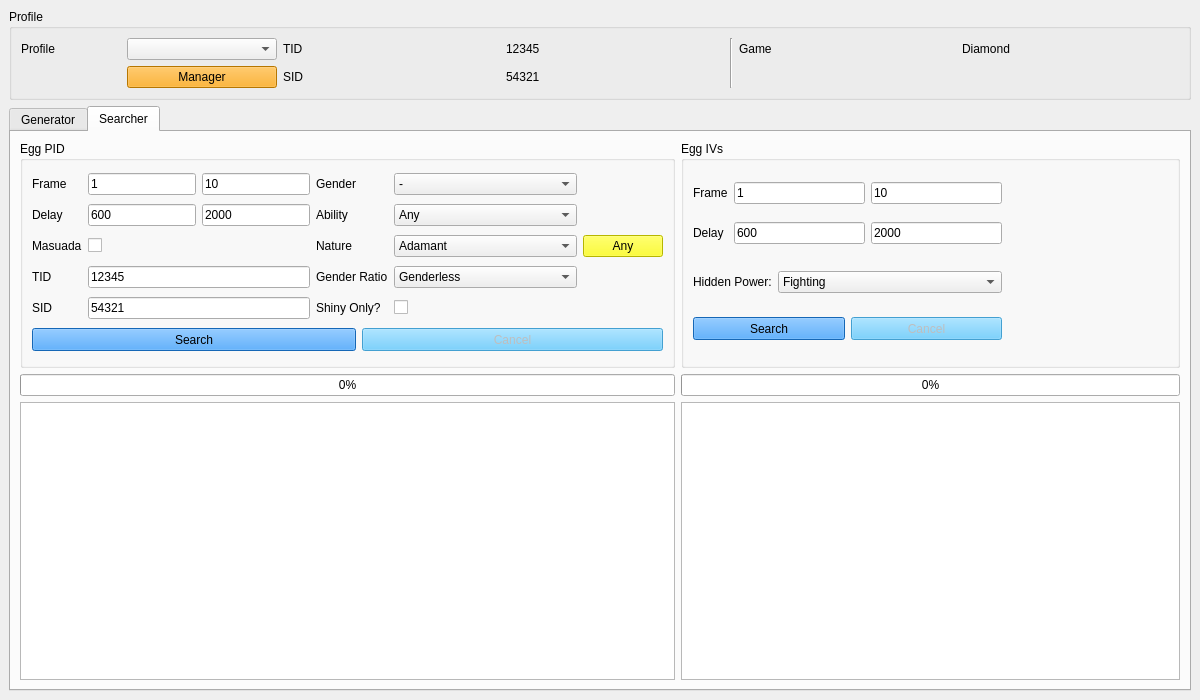
The window that Forms/Gen4/Eggs4.ui (Admiral-Fish/PokeFinder) describes before a commit, drawn with Qt 5.
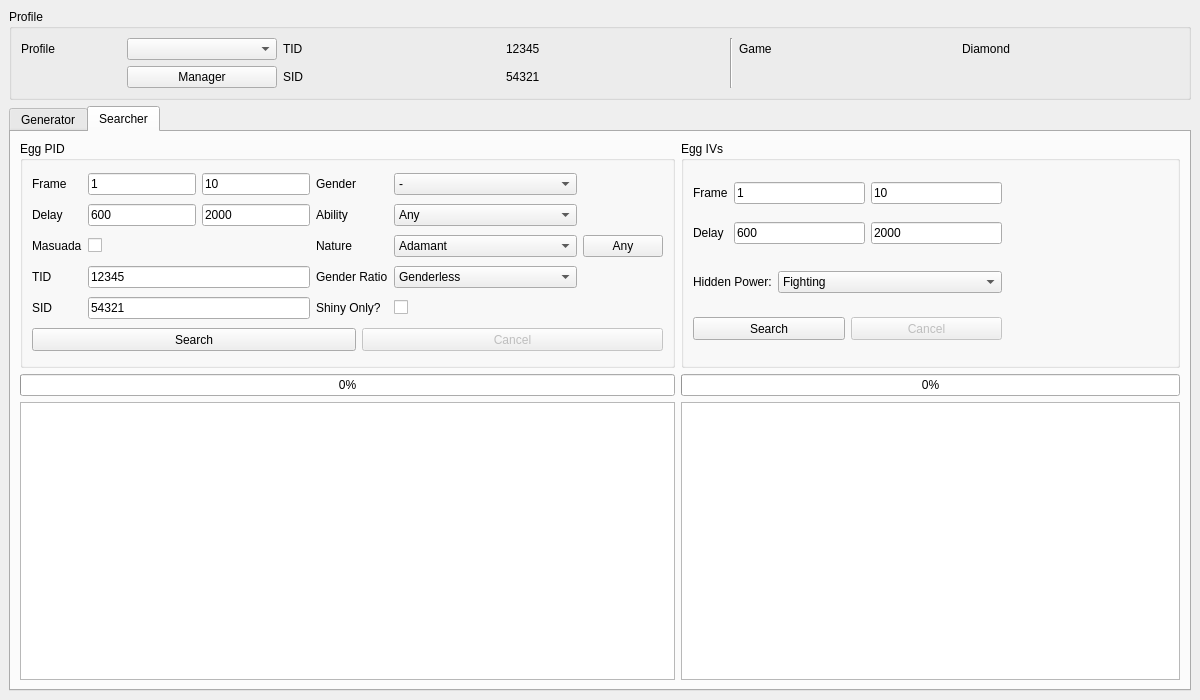
The same window after the commit. The open tabs and pages were chosen to show the change. Custom widgets are drawn as their Qt base class.

```diff
--- a/Forms/Gen4/Eggs4.ui
+++ b/Forms/Gen4/Eggs4.ui
@@ -19,145 +19,6 @@
   <property name="windowTitle">
    <string>Gen 4 Eggs</string>
   </property>
-  <property name="styleSheet">
-   <string notr="true">.QTabWidget &gt;  QWidget &gt; QWidget {
-	background-color: #E6E6E6;
-}
-
-QTabBar::tab {
-	color: black;
-	background-color: #A1ABB3;
-	font-family: &quot;Myriad Pro&quot;;
-	width: 150px;
-}
-
-QTabBar::tab:selected {
-	color: white;
-	background-color: #1D303C;
-}
-
-QCheckBox::indicator {
-	border: 2px solid white;
-	border-radius: 3px;
-	height: 10px;
-	width: 10px;
-}
-
-QCheckBox::indicator:unchecked {
-	background-color: #274050;
-}
-
-QCheckBox::indicator:checked {
-	background-color: white;
-}
-
-QTableView {
-	border: 4px solid DodgerBlue;
-}
-
-QHeaderView::section {
-	border: none;
-	background-color: #274050;
-	padding-top: 3px;
-	padding-bottom: 3px;
-	color: white;
-}
-
-QLineEdit {
-	qproperty-alignment: AlignCenter;
-	background-color: #1D303C;
-	border:none;
-	border-radius: 6px;
-	color: white;
-}
-
-QGroupBox {
-	background-color: #274050;
-	border-radius: 10px;
-	margin-top: 7px;
-	font-family: &quot;Myriad Pro&quot;, Montserrat;
-	font-weight: 500;
-}
-
-.QGroupBox * {
-	font-family: &quot;Myriad Pro&quot;, Montserrat;
-	font-weight: 500;
-}
-
-QComboBox {
-	background-color: #1D303C;
-	border: none;
-	border-radius: 6px;
-	color: white;
-	padding-left: 13px;
-}
-
-QComboBox QListView{
-	color: white;
-	background-color: #1D303C;
-	border:1px solid black;
-	padding-left: 3px;
-}
-
-QComboBox::item:alternate {
-	background: #1D303C;
-}
-
-QComboBox::item:selected {
-	border: 1px solid transparent;
-	background: #003941;
-}
-
-QComboBox::indicator{
-	background-color:transparent;
-	selection-background-color:transparent;
-	color:transparent;
-	selection-color:transparent;
-}
-
-QComboBox::editable {
-	background-color: #1D303C;
-	border: none;
-	border-radius: 6px;
-	color: white;
-}
-
-QLabel {
-	color: white;
-}
-
-QGroupBox::title {
-	subcontrol-origin: margin;
-	left: 20px;
-	padding: 3px 5px 3px 5px;
-	background-color: #969F91;
-	border-radius: 5px;
-}
-
-QPushButton {
-	border: none;
-	border-radius: 6px;
-	color: white;
-}
-
-QSpinBox {
-	qproperty-alignment: AlignCenter;
-	background-color: #1D303C;
-	border: none;
-	border-radius: 6px;
-	color: white;
-}
-
-QSpinBox::up-button {
-	subcontrol-origin: border;
-    subcontrol-position: top right;
-}
-
-QSpinBox::down-button {
-	subcontrol-origin: border;
-    subcontrol-position: bottom right;
-}</string>
-  </property>
   <widget class="QWidget" name="centralwidget">
    <layout class="QGridLayout" name="gridLayout_3">
     <item row="0" column="0">
@@ -232,11 +93,6 @@
        </item>
        <item row="1" column="1">
         <widget class="QPushButton" name="pushButtonProfileManager">
-         <property name="styleSheet">
-          <string notr="true">QPushButton {
-	background-color: orange;
-}</string>
-         </property>
          <property name="text">
           <string>Manager</string>
          </property>
@@ -1298,15 +1154,6 @@
                <height>23</height>
               </size>
              </property>
-             <property name="styleSheet">
-              <string notr="true">QPushButton {
-	background-color: DodgerBlue;
-}
-
-QPushButton:disabled {
-	background-color: #51c3ff;
-}</string>
-             </property>
              <property name="text">
               <string>Search</string>
              </property>
@@ -1323,15 +1170,6 @@
                <height>23</height>
               </size>
              </property>
-             <property name="styleSheet">
-              <string notr="true">QPushButton {
-	background-color: DodgerBlue;
-}
-
-QPushButton:disabled {
-	background-color: #51c3ff;
-}</string>
-             </property>
              <property name="text">
               <string>Cancel</string>
              </property>
@@ -1357,15 +1195,6 @@
             <height>0</height>
            </size>
           </property>
-          <property name="styleSheet">
-           <string notr="true">QPushButton {
-	background-color: DodgerBlue;
-}
-
-QPushButton:disabled {
-	background-color: #51c3ff;
-}</string>
-          </property>
           <property name="title">
            <string>Egg PID</string>
           </property>
@@ -1700,12 +1529,6 @@
                <height>13</height>
               </size>
              </property>
-             <property name="styleSheet">
-              <string notr="true">QPushButton {
-	background-color: yellow;
-	color: black;
-}</string>
-             </property>
              <property name="text">
               <string>Any</string>
              </property>
```
Left out of the diff: 17 changed lines with no effect on the pictures.
